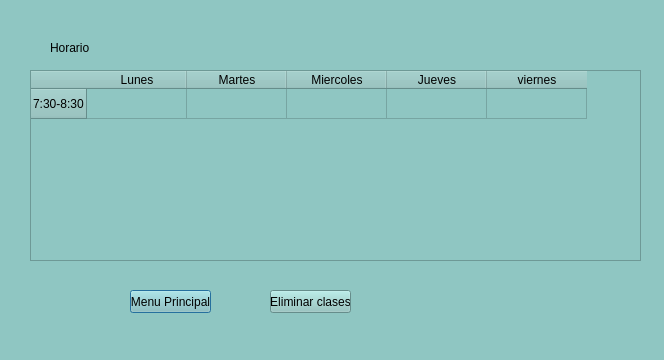
TellaCampos/proyecto-escuela, file horario.ui: the form before one commit.
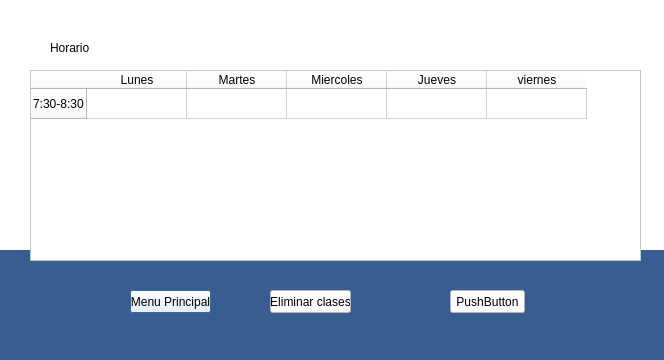
The form after the commit.

Commit message: Falta calificaciones y horario

```diff
--- a/horario.ui
+++ b/horario.ui
@@ -14,7 +14,7 @@
    <string>Dialog</string>
   </property>
   <property name="styleSheet">
-   <string notr="true">background-color: rgb(143, 198, 194);</string>
+   <string notr="true">background-color: rgb(255, 255, 255);</string>
   </property>
   <widget class="QLabel" name="label">
    <property name="geometry">
@@ -33,7 +33,7 @@
     <string>Horario</string>
    </property>
   </widget>
-  <widget class="QTableWidget" name="tableWidget">
+  <widget class="QTableWidget" name="tablaHorario">
    <property name="geometry">
     <rect>
      <x>30</x>
@@ -99,6 +99,41 @@
     <string>Eliminar clases</string>
    </property>
   </widget>
+  <widget class="QPushButton" name="pushButton_3">
+   <property name="geometry">
+    <rect>
+     <x>450</x>
+     <y>290</y>
+     <width>75</width>
+     <height>23</height>
+    </rect>
+   </property>
+   <property name="text">
+    <string>PushButton</string>
+   </property>
+  </widget>
+  <widget class="QLabel" name="label_2">
+   <property name="geometry">
+    <rect>
+     <x>-10</x>
+     <y>250</y>
+     <width>681</width>
+     <height>111</height>
+    </rect>
+   </property>
+   <property name="styleSheet">
+    <string notr="true">background-color: rgb(58, 93, 145);</string>
+   </property>
+   <property name="text">
+    <string/>
+   </property>
+  </widget>
+  <zorder>label_2</zorder>
+  <zorder>label</zorder>
+  <zorder>tablaHorario</zorder>
+  <zorder>pushButton</zorder>
+  <zorder>pushButton_2</zorder>
+  <zorder>pushButton_3</zorder>
  </widget>
  <resources/>
  <connections/>
```
The commit also changes 29 other files.
